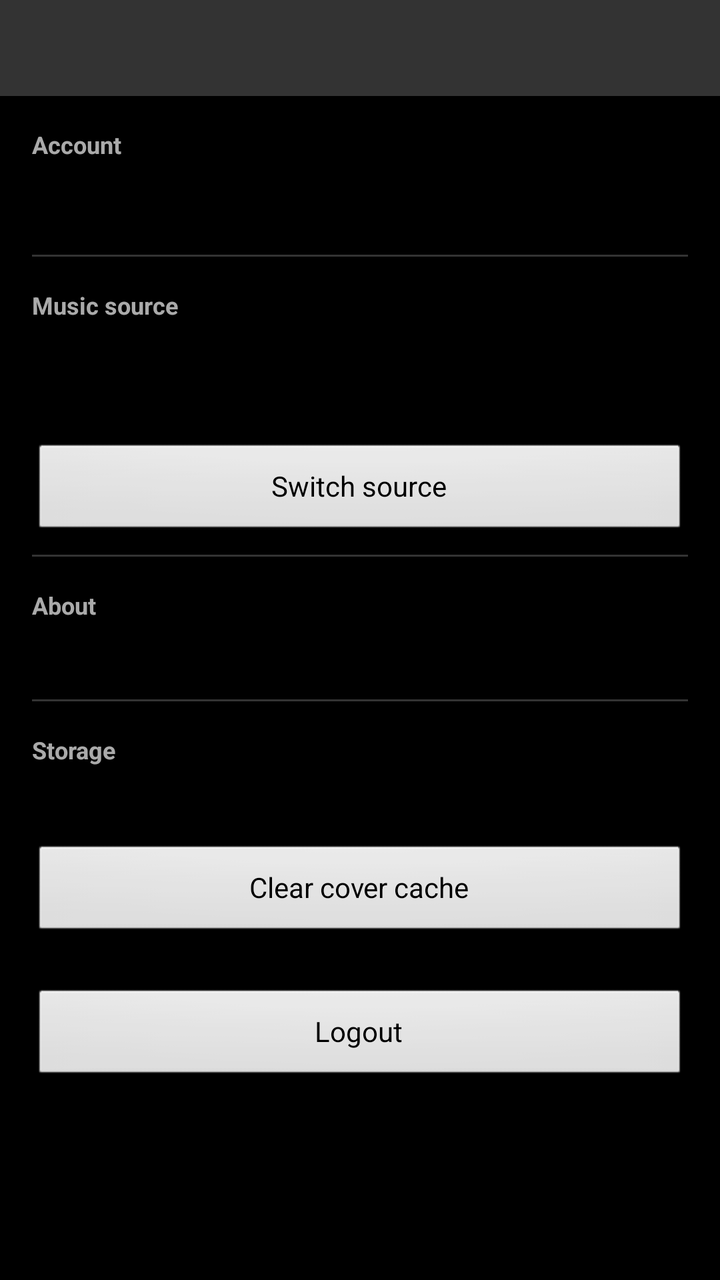
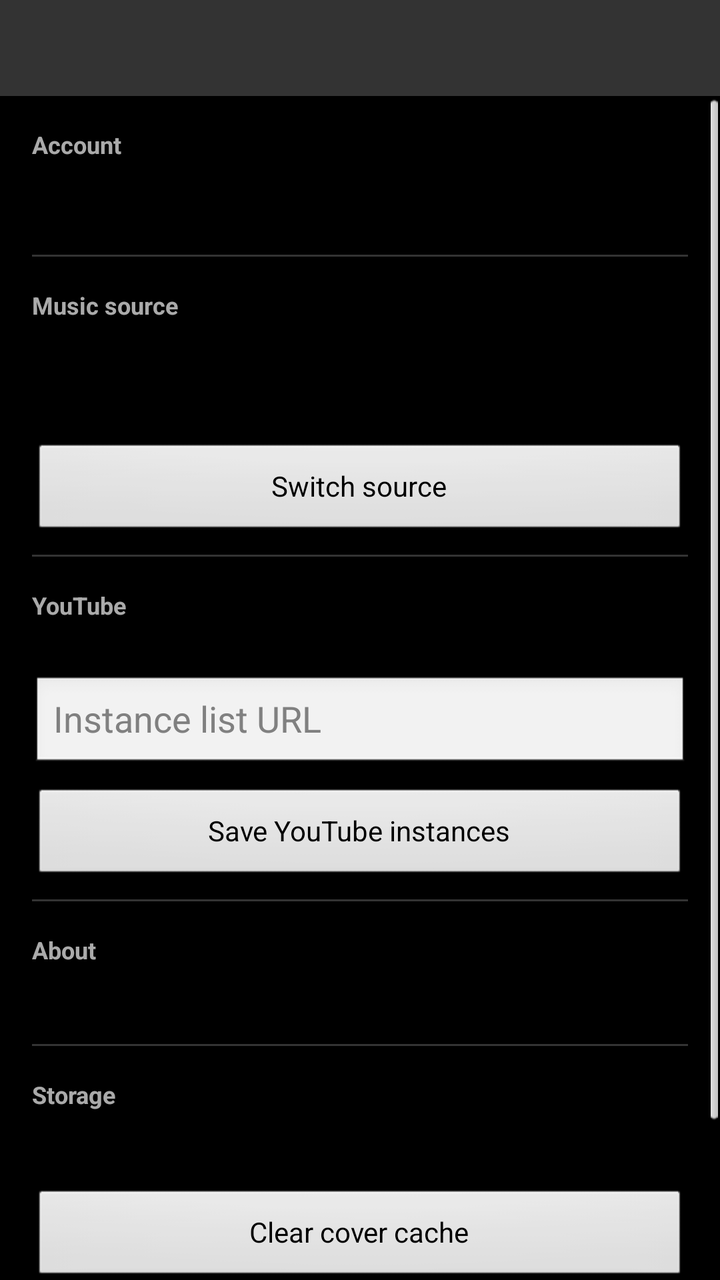

The first picture is an Android layout as it rendered before a commit; the second is the same layout after the commit. The layout source and the unified diff follow.
<!-- AndroidManifest.xml: application theme AppTheme -->
<!-- res/layout/activity_settings.xml -->
<?xml version="1.0" encoding="utf-8"?>
<LinearLayout xmlns:android="http://schemas.android.com/apk/res/android"
    android:orientation="vertical"
    android:layout_width="match_parent"
    android:layout_height="match_parent">

    <include layout="@layout/top_bar" />

    <ScrollView
        android:layout_width="match_parent"
        android:layout_height="0dp"
        android:layout_weight="1">

        <LinearLayout
            android:layout_width="match_parent"
            android:layout_height="wrap_content"
            android:orientation="vertical"
            android:paddingLeft="16dp"
            android:paddingRight="16dp"
            android:paddingTop="8dp"
            android:paddingBottom="16dp">

            <TextView
                android:layout_width="wrap_content"
                android:layout_height="wrap_content"
                android:text="@string/settings_section_account"
                android:textSize="12sp"
                android:textStyle="bold"
                android:textColor="#AAFFFFFF"
                android:paddingTop="8dp"
                android:paddingBottom="4dp" />

            <TextView
                android:id="@+id/tv_settings_username"
                android:layout_width="wrap_content"
                android:layout_height="wrap_content"
                android:textSize="20sp"
                android:textStyle="bold"
                android:paddingBottom="8dp" />

            <View
                android:layout_width="match_parent"
                android:layout_height="1dp"
                android:background="#33FFFFFF"
                android:layout_marginTop="8dp"
                android:layout_marginBottom="8dp" />

            <TextView
                android:layout_width="wrap_content"
                android:layout_height="wrap_content"
                android:text="@string/settings_section_source"
                android:textSize="12sp"
                android:textStyle="bold"
                android:textColor="#AAFFFFFF"
                android:paddingTop="8dp"
                android:paddingBottom="4dp" />

            <TextView
                android:id="@+id/tv_settings_source"
                android:layout_width="wrap_content"
                android:layout_height="wrap_content"
                android:textSize="16sp"
                android:textStyle="bold" />

            <TextView
                android:id="@+id/tv_settings_source_detail"
                android:layout_width="wrap_content"
                android:layout_height="wrap_content"
                android:textSize="14sp"
                android:paddingBottom="8dp" />

            <Button
                android:id="@+id/btn_switch_source"
                android:layout_width="match_parent"
                android:layout_height="wrap_content"
                android:layout_marginTop="8dp"
                android:text="@string/settings_switch_source" />

            <View
                android:layout_width="match_parent"
                android:layout_height="1dp"
                android:background="#33FFFFFF"
                android:layout_marginTop="8dp"
                android:layout_marginBottom="8dp" />

            <TextView
                android:layout_width="wrap_content"
                android:layout_height="wrap_content"
                android:text="@string/settings_section_about"
                android:textSize="12sp"
                android:textStyle="bold"
                android:textColor="#AAFFFFFF"
                android:paddingTop="8dp"
                android:paddingBottom="4dp" />

            <TextView
                android:id="@+id/tv_settings_version"
                android:layout_width="wrap_content"
                android:layout_height="wrap_content"
                android:textSize="14sp"
                android:paddingBottom="8dp" />

            <View
                android:layout_width="match_parent"
                android:layout_height="1dp"
                android:background="#33FFFFFF"
                android:layout_marginTop="8dp"
                android:layout_marginBottom="8dp" />

            <TextView
                android:layout_width="wrap_content"
                android:layout_height="wrap_content"
                android:text="@string/settings_section_storage"
                android:textSize="12sp"
                android:textStyle="bold"
                android:textColor="#AAFFFFFF"
                android:paddingTop="8dp"
                android:paddingBottom="4dp" />

            <TextView
                android:id="@+id/tv_settings_downloads"
                android:layout_width="wrap_content"
                android:layout_height="wrap_content"
                android:textSize="14sp"
                android:paddingBottom="8dp" />

            <Button
                android:id="@+id/btn_clear_cover_cache"
                android:layout_width="match_parent"
                android:layout_height="wrap_content"
                android:layout_marginTop="8dp"
                android:text="@string/settings_clear_cover_cache" />

            <Button
                android:id="@+id/btn_logout"
                android:layout_width="match_parent"
                android:layout_height="wrap_content"
                android:layout_marginTop="24dp"
                android:text="@string/common_logout" />

        </LinearLayout>

    </ScrollView>

</LinearLayout>
<!-- res/layout/top_bar.xml (included above) -->
<?xml version="1.0" encoding="utf-8"?>
<FrameLayout xmlns:android="http://schemas.android.com/apk/res/android"
    android:layout_width="match_parent"
    android:layout_height="48dp"
    android:background="#FF333333">

    <ImageButton
        android:id="@+id/top_bar_back"
        android:layout_width="48dp"
        android:layout_height="48dp"
        android:layout_gravity="start"
        android:background="@drawable/bg_focusable"
        android:src="@android:drawable/ic_menu_revert"
        android:scaleType="center"
        android:visibility="gone" />

    <TextView
        android:id="@+id/top_bar_title"
        android:layout_width="match_parent"
        android:layout_height="wrap_content"
        android:layout_gravity="center"
        android:gravity="center"
        android:paddingLeft="56dp"
        android:paddingRight="56dp"
        android:maxLines="1"
        android:ellipsize="end"
        android:textColor="#FFFFFF"
        android:textSize="20sp"
        android:textStyle="bold" />

    <ImageButton
        android:id="@+id/top_bar_action"
        android:layout_width="48dp"
        android:layout_height="48dp"
        android:layout_gravity="end"
        android:background="@drawable/bg_focusable"
        android:scaleType="center"
        android:visibility="gone" />

</FrameLayout>
<!-- resources referenced by this layout -->
<resources>
  <!-- drawable bg_focusable (drawable) -->
  <?xml version="1.0" encoding="utf-8"?>
  <selector xmlns:android="http://schemas.android.com/apk/res/android">
      <item android:state_pressed="true">
          <shape>
              <solid android:color="#88FF8000" />
          </shape>
      </item>
      <item android:state_focused="true">
          <shape>
              <solid android:color="#66FFB300" />
          </shape>
      </item>
      <item>
          <shape>
              <solid android:color="#00000000" />
          </shape>
      </item>
  </selector>
  <string name="common_logout">Logout</string>
  <string name="settings_clear_cover_cache">Clear cover cache</string>
  <string name="settings_section_about">About</string>
  <string name="settings_section_account">Account</string>
  <string name="settings_section_source">Music source</string>
  <string name="settings_section_storage">Storage</string>
  <string name="settings_switch_source">Switch source</string>
  <style name="AppTheme" parent="@android:style/Theme.NoTitleBar" />
</resources>

<!-- the commit's change to res/layout/activity_settings.xml (unified diff, before → after) -->
@@ -75,6 +75,45 @@
                 android:layout_height="wrap_content"
                 android:layout_marginTop="8dp"
                 android:text="@string/settings_switch_source" />
+
+            <View
+                android:layout_width="match_parent"
+                android:layout_height="1dp"
+                android:background="#33FFFFFF"
+                android:layout_marginTop="8dp"
+                android:layout_marginBottom="8dp" />
+
+            <TextView
+                android:layout_width="wrap_content"
+                android:layout_height="wrap_content"
+                android:text="@string/settings_section_youtube"
+                android:textSize="12sp"
+                android:textStyle="bold"
+                android:textColor="#AAFFFFFF"
+                android:paddingTop="8dp"
+                android:paddingBottom="4dp" />
+
+            <TextView
+                android:id="@+id/tv_settings_youtube_status"
+                android:layout_width="wrap_content"
+                android:layout_height="wrap_content"
+                android:textSize="14sp"
+                android:paddingBottom="4dp" />
+
+            <EditText
+                android:id="@+id/et_settings_youtube_url"
+                android:layout_width="match_parent"
+                android:layout_height="wrap_content"
+                android:hint="@string/youtube_instances_url"
+                android:singleLine="true"
+                android:inputType="textUri" />
+
+            <Button
+                android:id="@+id/btn_settings_youtube_save"
+                android:layout_width="match_parent"
+                android:layout_height="wrap_content"
+                android:layout_marginTop="8dp"
+                android:text="@string/youtube_instances_save" />
 
             <View
                 android:layout_width="match_parent"
<!-- resource entries referenced after the edit -->
@@ -25,7 +25,10 @@
   <string name="settings_section_account">Account</string>
   <string name="settings_section_source">Music source</string>
   <string name="settings_section_storage">Storage</string>
+  <string name="settings_section_youtube">YouTube</string>
   <string name="settings_switch_source">Switch source</string>
+  <string name="youtube_instances_save">Save YouTube instances</string>
+  <string name="youtube_instances_url">Instance list URL</string>
   <style name="AppTheme" parent="@android:style/Theme.NoTitleBar" />
 </resources>
 
